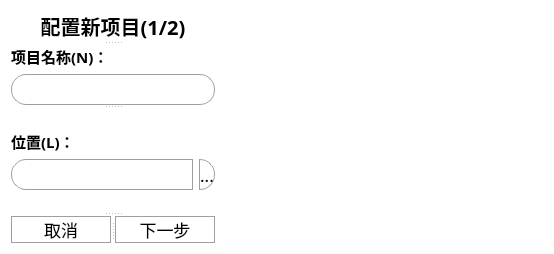
yurui105/learnEnglishWithFilms, file src/NewProjectWizard/newprojectwizard.ui: the form before one commit.
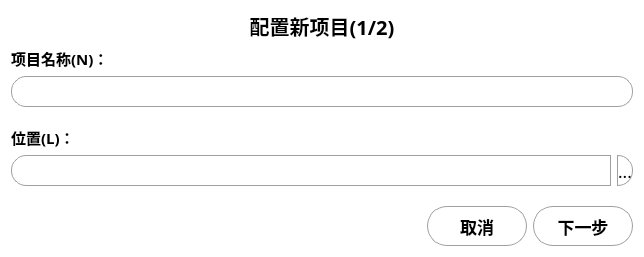
The form after the commit.

```diff
--- a/src/NewProjectWizard/newprojectwizard.ui
+++ b/src/NewProjectWizard/newprojectwizard.ui
@@ -6,8 +6,8 @@
    <rect>
     <x>0</x>
     <y>0</y>
-    <width>554</width>
-    <height>254</height>
+    <width>644</width>
+    <height>257</height>
    </rect>
   </property>
   <property name="font">
@@ -24,12 +24,10 @@
   <property name="styleSheet">
    <string notr="true">background-color: rgb(255, 255, 255);</string>
   </property>
+  <layout class="QVBoxLayout" name="verticalLayout_4">
+   <item>
   <layout class="QVBoxLayout" name="verticalLayout_3">
    <item>
-    <widget class="QSplitter" name="splitter_3">
-     <property name="orientation">
-      <enum>Qt::Vertical</enum>
-     </property>
      <widget class="QLabel" name="label_3">
       <property name="font">
        <font>
@@ -46,11 +44,8 @@
        <set>Qt::AlignCenter</set>
       </property>
      </widget>
-     <widget class="QSplitter" name="splitter_2">
-      <property name="orientation">
-       <enum>Qt::Vertical</enum>
-      </property>
-      <widget class="QWidget" name="">
+     </item>
+     <item>
        <layout class="QVBoxLayout" name="verticalLayout">
         <item>
          <widget class="QLabel" name="label">
@@ -84,8 +79,8 @@
          </widget>
         </item>
        </layout>
-      </widget>
-      <widget class="QWidget" name="">
+     </item>
+     <item>
        <layout class="QVBoxLayout" name="verticalLayout_2">
         <item>
          <spacer name="verticalSpacer">
@@ -192,13 +187,43 @@
          </spacer>
         </item>
        </layout>
-      </widget>
-     </widget>
-     <widget class="QSplitter" name="splitter">
+     </item>
+     <item>
+      <layout class="QHBoxLayout" name="horizontalLayout_2">
+       <item>
+        <spacer name="horizontalSpacer_2">
       <property name="orientation">
        <enum>Qt::Horizontal</enum>
       </property>
-      <widget class="QPushButton" name="pushButton">
+         <property name="sizeHint" stdset="0">
+          <size>
+           <width>30</width>
+           <height>17</height>
+          </size>
+         </property>
+        </spacer>
+       </item>
+       <item>
+        <spacer name="horizontalSpacer">
+         <property name="orientation">
+          <enum>Qt::Horizontal</enum>
+         </property>
+         <property name="sizeHint" stdset="0">
+          <size>
+           <width>40</width>
+           <height>20</height>
+          </size>
+         </property>
+        </spacer>
+       </item>
+       <item>
+        <widget class="QPushButton" name="cancelButton">
+         <property name="minimumSize">
+          <size>
+           <width>100</width>
+           <height>40</height>
+          </size>
+         </property>
        <property name="maximumSize">
         <size>
          <width>100</width>
@@ -231,7 +256,15 @@
         <string>取消</string>
        </property>
       </widget>
-      <widget class="QPushButton" name="pushButton_2">
+       </item>
+       <item>
+        <widget class="QPushButton" name="nextStepButton">
+         <property name="minimumSize">
+          <size>
+           <width>100</width>
+           <height>40</height>
+          </size>
+         </property>
        <property name="maximumSize">
         <size>
          <width>100</width>
@@ -264,8 +297,10 @@
         <string>下一步</string>
        </property>
       </widget>
-     </widget>
-    </widget>
+       </item>
+      </layout>
+     </item>
+    </layout>
    </item>
   </layout>
  </widget>
```
Lines whose indentation alone changed are shown as unchanged.
